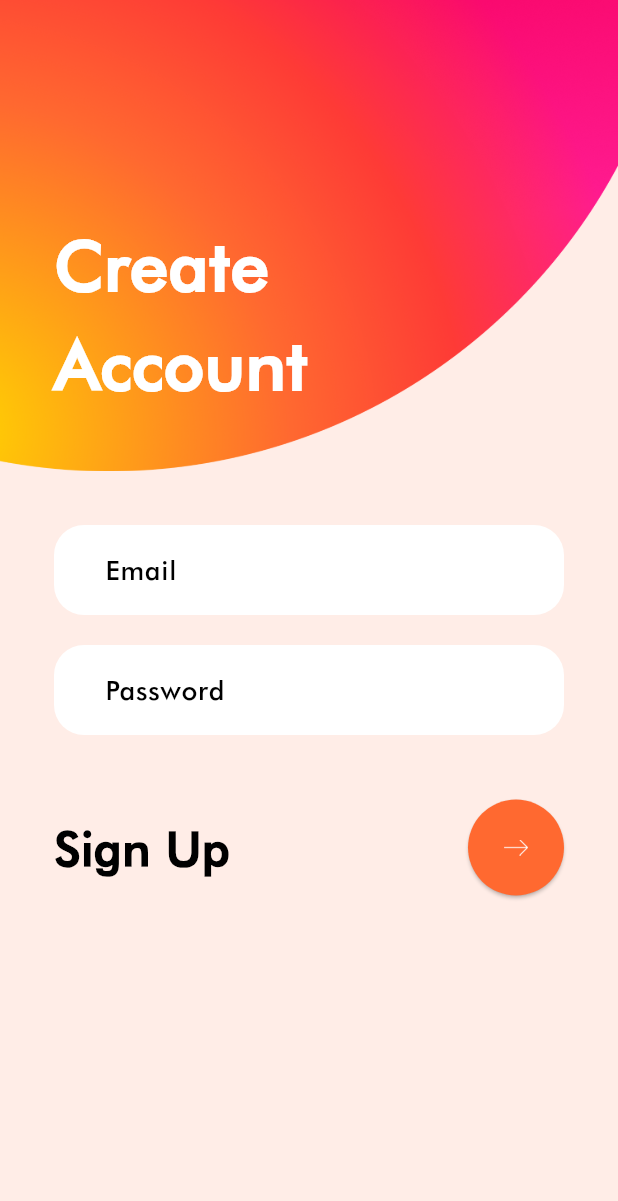
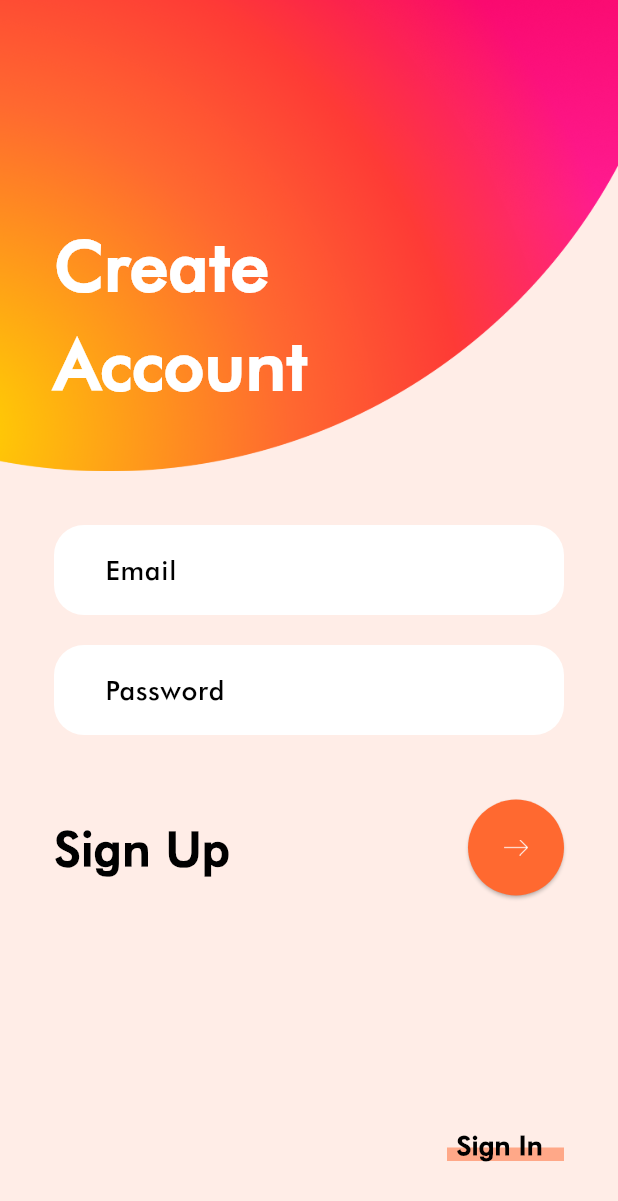
Before and after one commit to Gegerout/location_app, a Flutter app: the CreateAccountPage screen opened directly, on a phone screen of 412 x 824 dp. Shown: the top 1201 px of the screen. Run offline on Flutter 3.47's test engine with Material 2 defaults, Android fonts, the phone set to English and light mode, and no system bars; our stand-ins replace cached_network_image, dio, flutter_map, flutter_riverpod, geolocator, latlong2 and 3 more; missing offline and left inert: easy_image_viewer, flutter_map_tile_caching, receive_intent; accounts and stored records are empty.

```diff
--- a/lib/auth/presentation/pages/create_account_page.dart
+++ b/lib/auth/presentation/pages/create_account_page.dart
@@ -1,6 +1,7 @@
 import 'package:flutter/material.dart';
 import 'package:flutter_riverpod/flutter_riverpod.dart';
 import 'package:location_app/auth/presentation/pages/add_instagram_page.dart';
+import 'package:location_app/auth/presentation/pages/signin_page.dart';
 import 'package:location_app/auth/presentation/providers/signup_provider.dart';
 
 class CreateAccountPage extends ConsumerWidget {
@@ -12,9 +13,9 @@ class CreateAccountPage extends ConsumerWidget {
   @override
   Widget build(BuildContext context, WidgetRef ref) {
     return Scaffold(
+      resizeToAvoidBottomInset: false,
       backgroundColor: const Color(0xFFFFEDE7),
-      body: SingleChildScrollView(
-        child: Column(
+      body: Column(
         children: [
           SizedBox(
             height: 320,
@@ -161,8 +162,47 @@ class CreateAccountPage extends ConsumerWidget {
               ],
             ),
           ),
+          const Spacer(),
+          Padding(
+            padding: const EdgeInsets.only(bottom: 36, right: 36),
+            child: Row(
+              children: [
+                const Spacer(),
+                Stack(
+                  children: [
+                    Padding(
+                      padding: const EdgeInsets.only(top: 25),
+                      child: Container(
+                        width: 78,
+                        height: 9,
+                        decoration: BoxDecoration(
+                            color: const Color(0xFFFF6930)
+                                .withOpacity(0.52)),
+                      ),
+                    ),
+                    TextButton(
+                        onPressed: () {
+                          Navigator.push(
+                              context,
+                              MaterialPageRoute(
+                                  builder: (context) => SigninPage()));
+                        },
+                        style: TextButton.styleFrom(
+                            padding: const EdgeInsets.only(left: 6)),
+                        child: const Text(
+                          "Sign In",
+                          style: TextStyle(
+                              fontWeight: FontWeight.w900,
+                              fontFamily: "Futura BT",
+                              fontSize: 18,
+                              color: Colors.black),
+                        ))
+                  ],
+                )
               ],
             ),
+          )
+        ],
       ),
     );
   }
```
Lines whose indentation alone changed are shown as unchanged.
